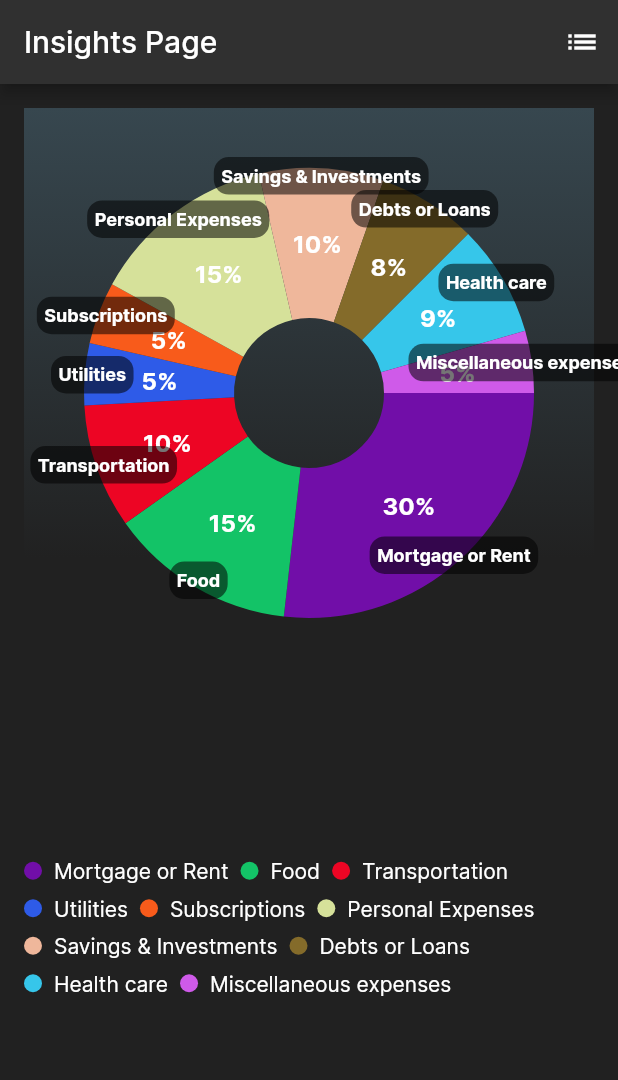
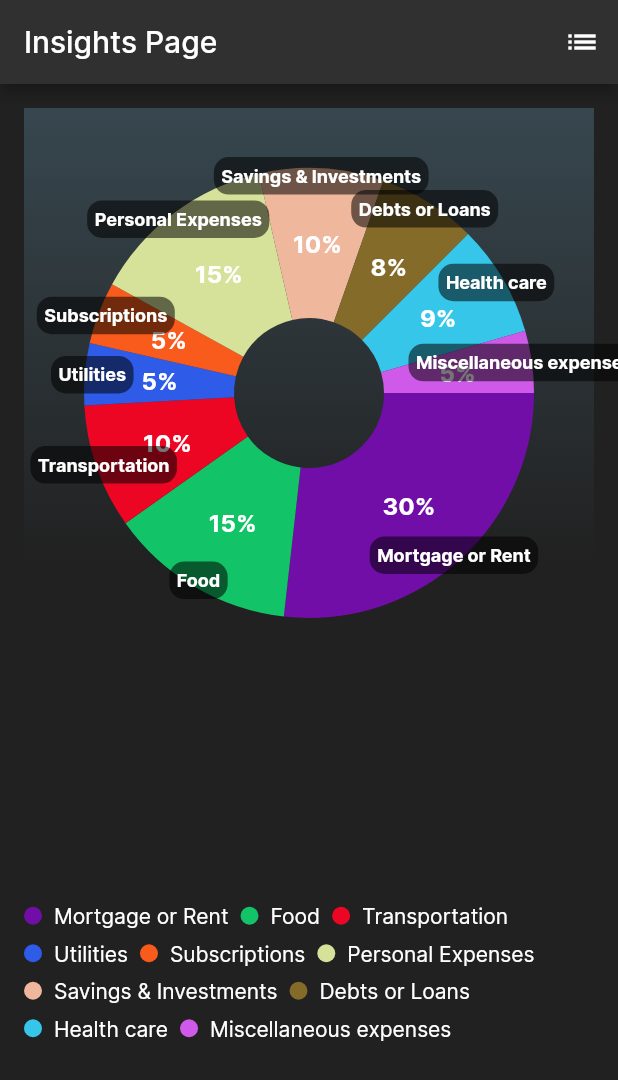
Before and after one commit to SHADIC20003/Econible-mob-app, a Flutter app: the SpendingBudgetsView screen opened directly, on a phone screen of 412 x 824 dp. Shown: the top 1080 px of the screen. Run offline on Flutter 3.47's test engine with Material 3 defaults, Android fonts, the phone set to English and light mode, and no system bars; drawn by our look-alikes of fl_chart; our stand-ins replace carousel_slider, dotted_border, scrollable_positioned_list, shared_preferences, sqflite; accounts and stored records are empty.

Commit message:
additional modification for the insights page

```diff
--- a/lib/view/Insights_Page/spending_budgets_view.dart
+++ b/lib/view/Insights_Page/spending_budgets_view.dart
@@ -113,7 +113,7 @@ decoration: BoxDecoration(
                 ),
               ),
             ),
-            SizedBox(height: 120),
+            SizedBox(height: 150),
             Wrap(
               spacing: 8.0,
               runSpacing: 8.0,
```
